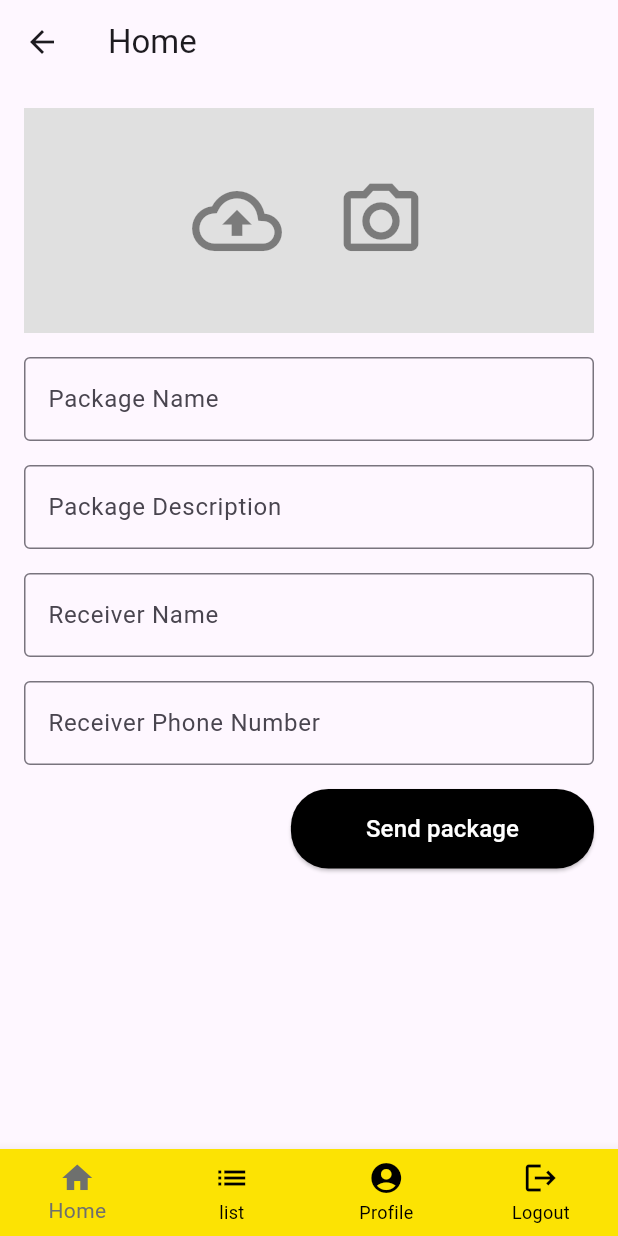
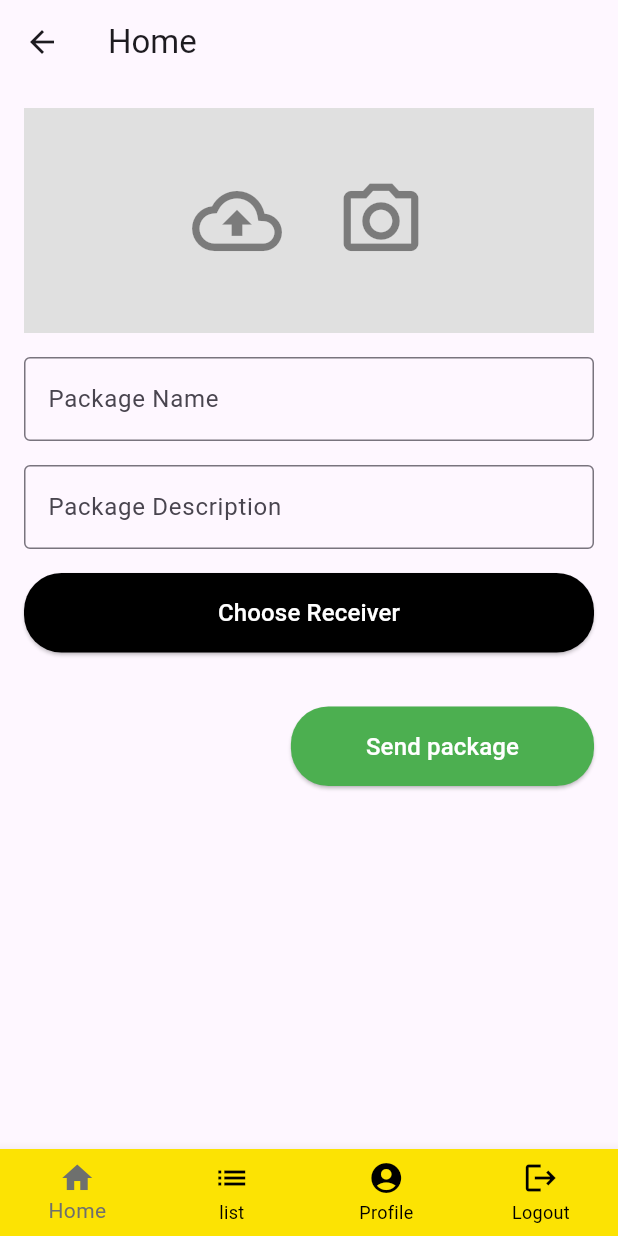
Before and after one commit to jengGod/DuckDDProject, a Flutter app: the SendPage screen opened directly, on a phone screen of 412 x 824 dp. Run offline on Flutter 3.47's test engine with Material 3 defaults, Android fonts, the phone set to English and light mode, and no system bars; our stand-ins replace cloud_firestore, firebase_core, firebase_storage, flutter_map, geolocator, image_picker and 2 more; accounts and stored records are empty.

Commit message:
choose receiver

```diff
--- a/lib/pages/sendpackage.dart
+++ b/lib/pages/sendpackage.dart
@@ -2,6 +2,7 @@ import 'package:duckddproject/pages/LoginPage.dart';
 import 'package:duckddproject/pages/UserHome.dart';
 import 'package:duckddproject/pages/packagelist.dart';
 import 'package:duckddproject/pages/profile.dart';
+import 'package:duckddproject/pages/reciverListPage.dart';
 import 'package:flutter/material.dart';
 
 class SendPage extends StatefulWidget {
@@ -14,6 +15,23 @@ class SendPage extends StatefulWidget {
 class _SendPageState extends State<SendPage> {
   int selectedIndex = 0;
 
+  String? selectedUsername;
+  String? selectedPhoneNumber;
+
+  Future<void> openReciverList() async {
+    final result = await Navigator.push(
+      context,
+      MaterialPageRoute(builder: (context) => const Reciverlistpage()),
+    );
+
+    if (result != null) {
+      setState(() {
+        selectedUsername = result['username'];
+        selectedPhoneNumber = result['phonenumber'];
+      });
+    }
+  }
+
   @override
   Widget build(BuildContext context) {
     return Scaffold(
@@ -23,7 +41,8 @@ class _SendPageState extends State<SendPage> {
       bottomNavigationBar: Padding(
         padding: const EdgeInsets.symmetric(vertical: 0.0),
         child: BottomNavigationBar(
-          backgroundColor: const Color.fromARGB(255, 252, 227, 3), // Yellow background
+          backgroundColor:
+              const Color.fromARGB(255, 252, 227, 3), // Yellow background
           items: const [
             BottomNavigationBarItem(
               icon: Icon(Icons.home),
@@ -43,7 +62,8 @@ class _SendPageState extends State<SendPage> {
             ),
           ],
           currentIndex: selectedIndex,
-          selectedItemColor: const Color.fromARGB(255, 110, 112, 110), // Selected item color
+          selectedItemColor:
+              const Color.fromARGB(255, 110, 112, 110), // Selected item color
           unselectedItemColor: Colors.black, // Unselected item color
           onTap: (int index) {
             if (index == 3) {
@@ -59,12 +79,14 @@ class _SendPageState extends State<SendPage> {
                 } else if (selectedIndex == 1) {
                   Navigator.pushReplacement(
                     context,
-                    MaterialPageRoute(builder: (context) => const Packagelist()),
+                    MaterialPageRoute(
+                        builder: (context) => const Packagelist()),
                   );
                 } else if (selectedIndex == 2) {
                   Navigator.pushReplacement(
                     context,
-                    MaterialPageRoute(builder: (context) => const userProfile()),
+                    MaterialPageRoute(
+                        builder: (context) => const userProfile()),
                   );
                 }
               });
@@ -91,7 +113,6 @@ class _SendPageState extends State<SendPage> {
                       color: Colors.black45,
                     ),
                     onPressed: () {
-
                       print('Cloud upload clicked');
                     },
                   ),
@@ -103,16 +124,13 @@ class _SendPageState extends State<SendPage> {
                       color: Colors.black45,
                     ),
                     onPressed: () {
-
                       print('Camera icon clicked');
                     },
                   ),
                 ],
               ),
             ),
-
             const SizedBox(height: 16),
-
             const TextField(
               decoration: InputDecoration(
                 labelText: 'Package Name',
@@ -120,7 +138,6 @@ class _SendPageState extends State<SendPage> {
               ),
             ),
             const SizedBox(height: 16),
-
             const TextField(
               decoration: InputDecoration(
                 labelText: 'Package Description',
@@ -128,29 +145,39 @@ class _SendPageState extends State<SendPage> {
               ),
             ),
             const SizedBox(height: 16),
-
-            const TextField(
-              decoration: InputDecoration(
-                labelText: 'Receiver Name',
-                border: OutlineInputBorder(),
+            ElevatedButton(
+              onPressed: openReciverList,
+              style: ElevatedButton.styleFrom(
+                backgroundColor: Colors.black,
+                padding:
+                    const EdgeInsets.symmetric(horizontal: 15, vertical: 15),
+                shape: RoundedRectangleBorder(
+                  borderRadius: BorderRadius.circular(25),
+                ),
+                minimumSize:
+                    const Size(double.infinity, 50), // ปรับความกว้างให้เต็ม
+              ),
+              child: const Text(
+                'Choose Receiver',
+                style: TextStyle(
+                  color: Colors.white,
+                  fontSize: 16,
+                ),
               ),
             ),
             const SizedBox(height: 16),
-
-            const TextField(
-              decoration: InputDecoration(
-                labelText: 'Receiver Phone Number',
-                border: OutlineInputBorder(),
-              ),
-            ),
-            const SizedBox(height: 16),
+            if (selectedUsername != null && selectedPhoneNumber != null) ...[
+              Text('Receiver name: $selectedUsername'),
+              Text('Receiver phonenumber: $selectedPhoneNumber'),
+            ],
+            const SizedBox(height: 20),
             Row(
               mainAxisAlignment: MainAxisAlignment.end,
               children: [
                 ElevatedButton(
                   onPressed: () => _showConfirmDialog(context),
                   style: ElevatedButton.styleFrom(
-                    backgroundColor: Colors.black,
+                    backgroundColor: Colors.green,
                     padding: const EdgeInsets.symmetric(
                         horizontal: 50, vertical: 15),
                     shape: RoundedRectangleBorder(
@@ -214,11 +241,11 @@ class _SendPageState extends State<SendPage> {
                 backgroundColor: Colors.green,
               ),
               onPressed: () {
+                //-------------------------------------------------------------get location
                 Navigator.of(context).pop();
                 Confirm(context);
               },
               child: const Text('Confirm'),
-
             ),
             ElevatedButton(
               style: ElevatedButton.styleFrom(
@@ -234,12 +261,14 @@ class _SendPageState extends State<SendPage> {
       },
     );
   }
+
   void Confirm(BuildContext context) {
     showDialog(
       context: context,
       builder: (BuildContext context) {
         return AlertDialog(
-        content: SingleChildScrollView( // To avoid overflow
+          content: SingleChildScrollView(
+            // To avoid overflow
             child: Column(
               mainAxisSize: MainAxisSize.min, // Reduce height to fit content
               children: [
@@ -271,5 +300,4 @@ class _SendPageState extends State<SendPage> {
       },
     );
   }
-
 }
```
Also changed, not shown: lib/pages/reciverListPage.dart (added, +94 -0 lines). Lines whose indentation alone changed are shown as unchanged.
